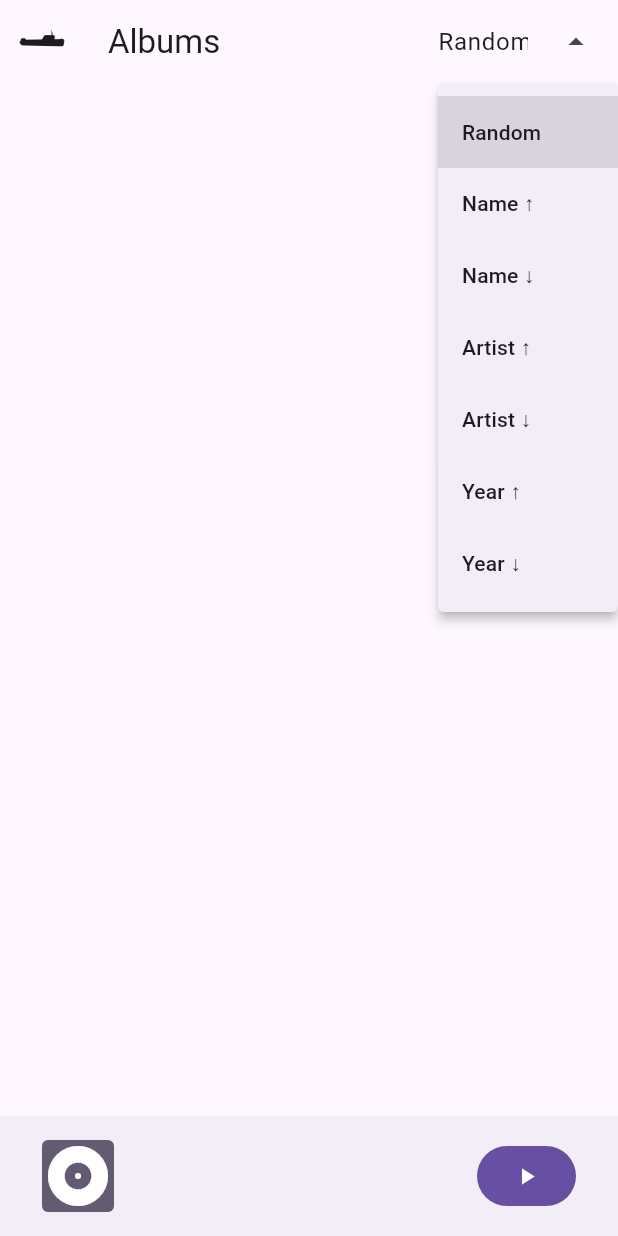
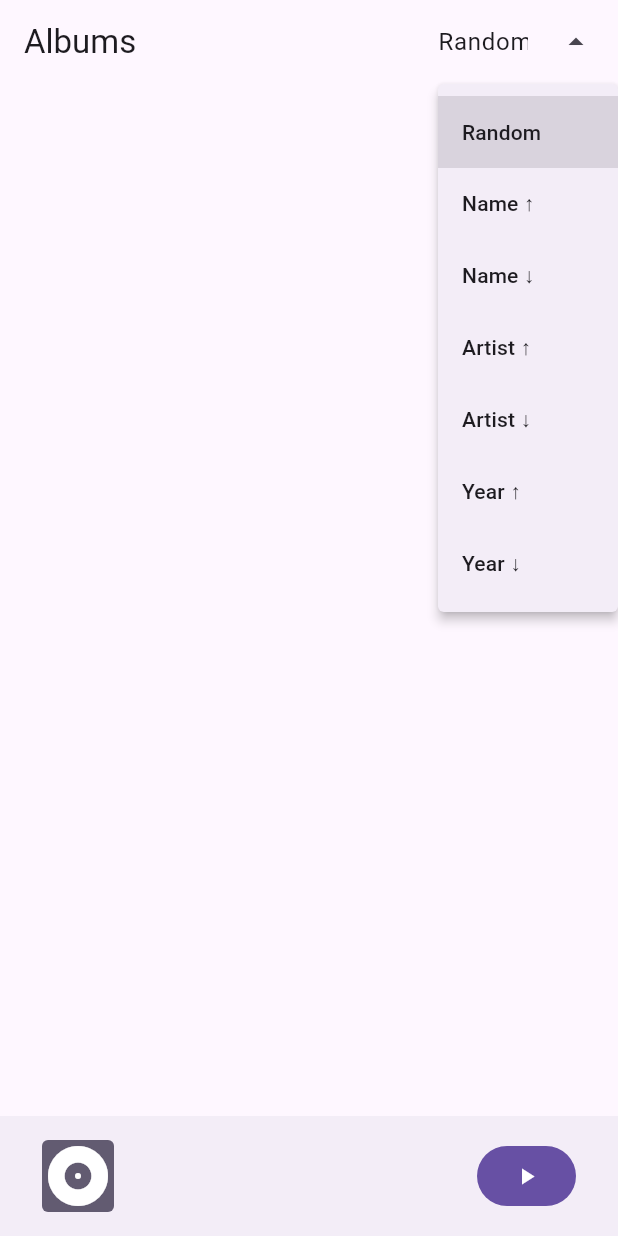
Before and after one commit to ulysg/k19-player, a Flutter app: the SmallPlayerView screen opened directly, after a tap on "Random", on a phone screen of 412 x 824 dp. Run offline on Flutter 3.47's test engine with Material 3 defaults, Android fonts, the phone set to English and light mode, and no system bars; drawn by our look-alikes of dynamic_color; our stand-ins replace just_audio, just_audio_background, shared_preferences; accounts and stored records are empty; generated files the repository leaves out were written again; project files that could hold a hidden picture were left out.

```diff
--- a/lib/widgets/small_player.dart
+++ b/lib/widgets/small_player.dart
@@ -113,11 +113,6 @@ class SmallPlayerView extends StatelessWidget {
 
                 return Scaffold(
                   appBar: AppBar(
-                    leading: ImageIcon(
-                      const AssetImage("assets/images/icon.png"),
-                      color: Theme.of(context).colorScheme.onBackground
-                    ),
-
                     title: Text(title),
 
                     actions: actions,
```
